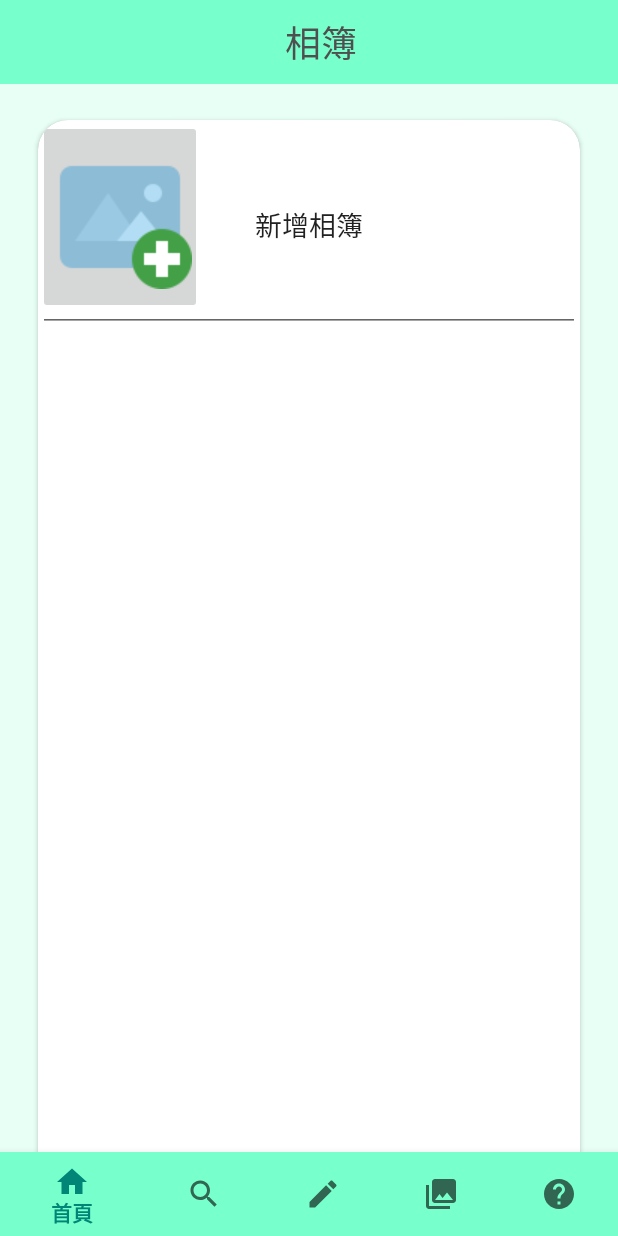
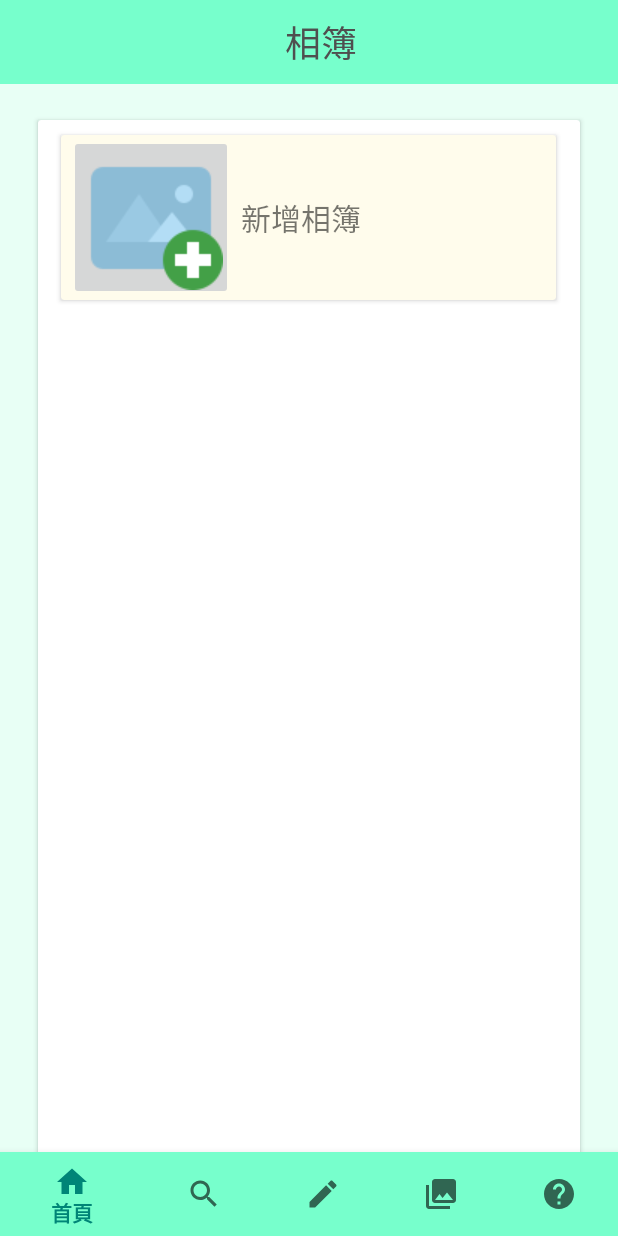
Before and after one commit to CheryllinNTUB/PetitApp, an Android app: the fragment album placed in its activity, on a phone screen of 412 x 824 dp. Run offline under Robolectric (Android 15) with nearby library versions, the phone set to English and light mode, and no system bars.

Commit message:
20200527-2

```diff
--- a/app/src/main/res/layout/fragment_album.xml
+++ b/app/src/main/res/layout/fragment_album.xml
@@ -32,23 +32,37 @@
         android:layout_marginLeft="25dp"
         android:layout_marginTop="80dp"
         android:layout_marginRight="25dp"
-        android:layout_marginBottom="25dp"
-        app:cardCornerRadius="20dp">
+        android:layout_marginBottom="25dp">
 
-        <EditText
-            android:layout_width="match_parent"
-            android:layout_height="141dp"
-            android:ems="10"
-            android:gravity="center"
-            android:inputType="textPersonName"
-            android:text="新增相簿"
-            tools:textSize="36sp" />
+        <androidx.cardview.widget.CardView
+            android:background="#000000"
+            android:layout_width="330dp"
+            android:layout_height="110dp"
+            android:layout_marginLeft="15dp"
+            android:layout_marginTop="10dp"
+            android:layout_marginRight="10dp"
+            android:layout_marginBottom="25dp"
+            app:cardBackgroundColor="#FFFCEC">
 
-        <ImageButton
-            android:id="@+id/add_photo"
-            android:layout_width="109dp"
-            android:layout_height="129dp"
-            android:src="@drawable/add_image" />
+
+            <ImageButton
+                android:id="@+id/add_photo"
+                android:layout_width="109dp"
+                android:layout_height="wrap_content"
+                android:layout_marginLeft="5dp"
+                android:src="@drawable/add_image" />
+
+            <TextView
+                android:layout_width="wrap_content"
+                android:layout_height="wrap_content"
+                android:layout_marginLeft="120dp"
+                android:layout_marginTop="40dp"
+                android:text="新增相簿"
+                android:textSize="20dp" />
+
+
+        </androidx.cardview.widget.CardView>
+
 
     </androidx.cardview.widget.CardView>
 
```
